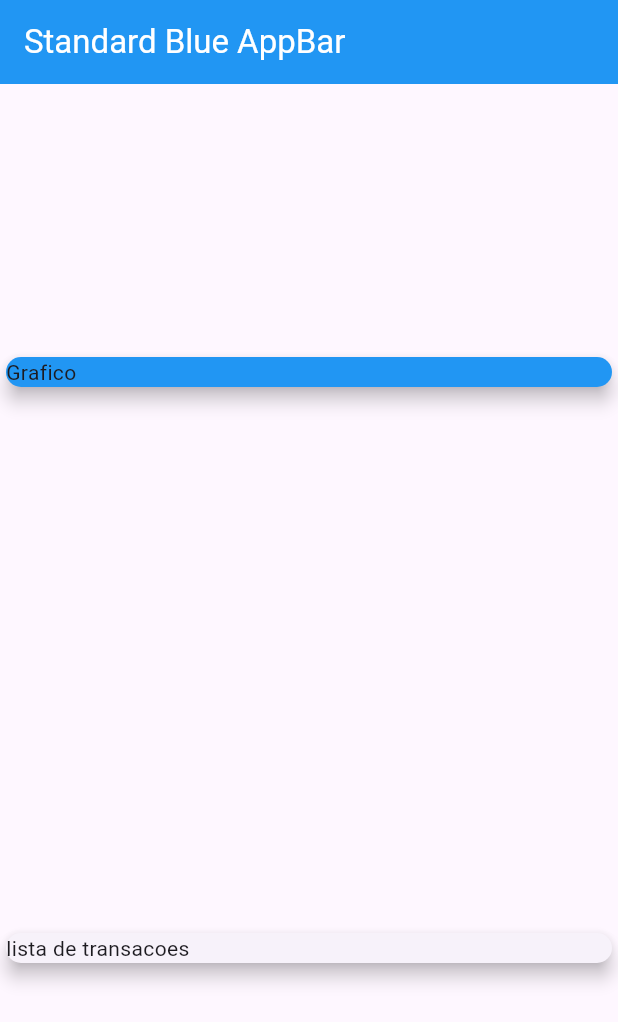
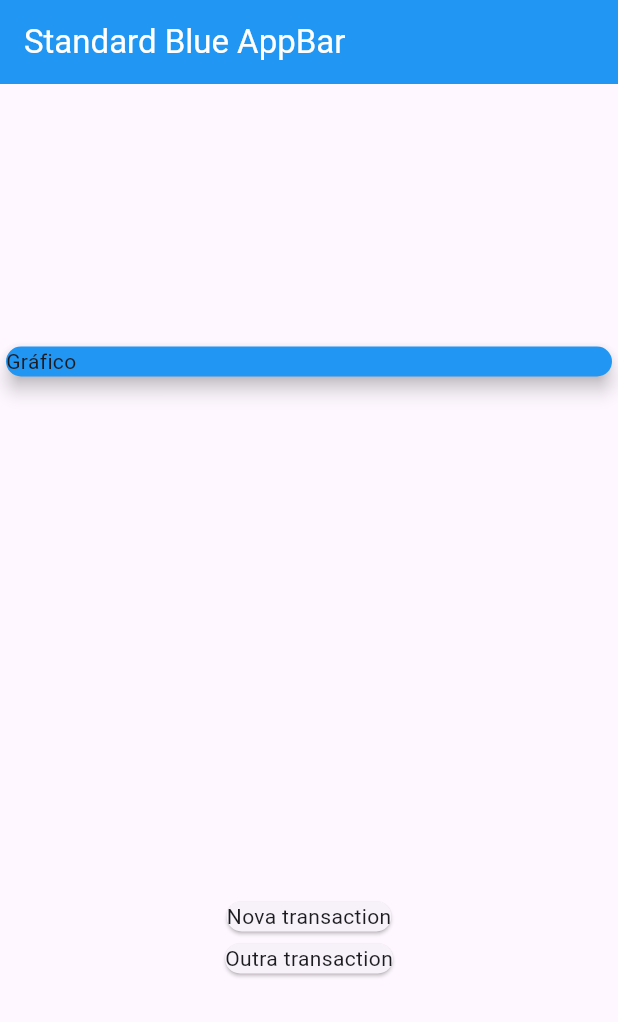
Before and after one commit to EmanuelVogt/expensives, a Flutter app: the screen it shows after launch, on a phone screen of 412 x 824 dp. Shown: the top 1022 px of the screen. Run offline on Flutter 3.47's test engine with Material 3 defaults, Android fonts, the phone set to English and light mode, and no system bars.

Commit message:
feat: create a list of widgets from transactions

```diff
--- a/lib/main.dart
+++ b/lib/main.dart
@@ -1,4 +1,5 @@
 import 'package:flutter/material.dart';
+import './Models/transaction.dart'; // Adicionado ponto-e-vírgula
 
 void main() {
   runApp(const MyApp());
@@ -14,18 +15,24 @@
       theme: ThemeData(
         primarySwatch: Colors.blue,
         appBarTheme: const AppBarTheme(
-          backgroundColor:
-              Colors.blue, // Explicitly set AppBar background color
-          foregroundColor: Colors.white, // Ensure text/icons are visible
+          backgroundColor: Colors.blue, // Explicitamente definindo cor
+          foregroundColor: Colors.white, // Garantindo visibilidade do texto/ícones
         ),
       ),
-      home: const MyHomePage(),
+      home: MyHomePage(),
     );
   }
 }
 
 class MyHomePage extends StatelessWidget {
-  const MyHomePage({super.key});
+  MyHomePage({super.key});
+
+  final _transactions = [
+    Transaction(
+        id: '1', title: 'Nova transaction', value: 2.2, date: DateTime.now()),
+    Transaction(
+        id: '2', title: 'Outra transaction', value: 3.5, date: DateTime.now())
+  ];
 
   @override
   Widget build(BuildContext context) {
@@ -33,21 +40,25 @@
       appBar: AppBar(
         title: const Text('Standard Blue AppBar'),
       ),
-      body: const Column(
+      body: Column(
         mainAxisAlignment: MainAxisAlignment.spaceAround,
         crossAxisAlignment: CrossAxisAlignment.stretch,
         children: [
-          SizedBox(
-              width: double.infinity,
-              child: Card(
-                color: Colors.blue,
-                elevation: 5,
-                child: Text('Grafico'),
-              )),
-          Card(
-            elevation: 5,
-            child: Text('lista de transacoes'),
-          )
+          const SizedBox(
+            width: double.infinity,
+            child: Card(
+              color: Colors.blue,
+              elevation: 5,
+              child: Text('Gráfico'),
+            ),
+          ),
+          Column(
+            children: _transactions.map((tr) {
+              return Card(
+                child: Text(tr.title),
+              );
+            }).toList(),
+          ),
         ],
       ),
     );
```
